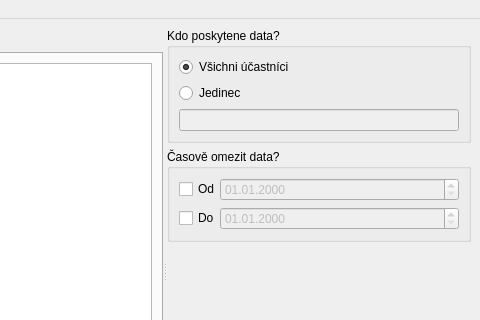
First picture: the form in src/chateen.ui, repository wykys/chateen, before the edit; both pictures show x 403 to 883 and y 0 to 320 of the 883 by 544 pixel window.
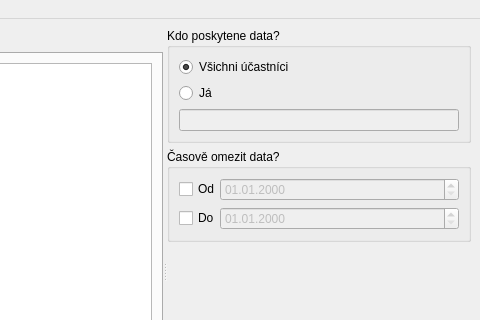
Second picture: the form after the edit.

Commit message: Fixed date slots

```diff
--- a/src/chateen.ui
+++ b/src/chateen.ui
@@ -91,7 +91,7 @@
            <item>
             <widget class="QRadioButton" name="radio_button_one">
              <property name="text">
-              <string>Jedinec</string>
+              <string>Já</string>
              </property>
              <property name="checked">
               <bool>false</bool>
```
Left out of the diff: 64 changed lines with no effect on the pictures. The commit also changes 1 other file.
